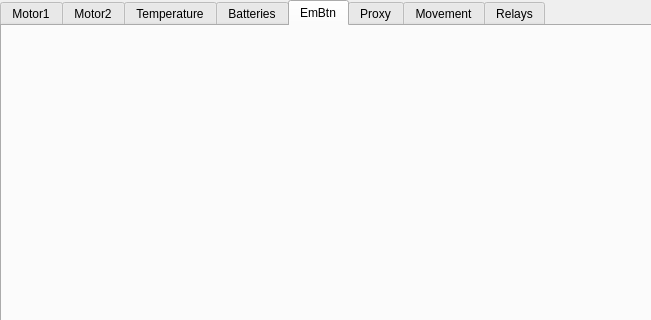
First picture: the form in ui/control_config.ui, repository jruelli/pluto_control, before the edit; both pictures show x 0 to 651 and y 0 to 320 of the 733 by 692 pixel window.
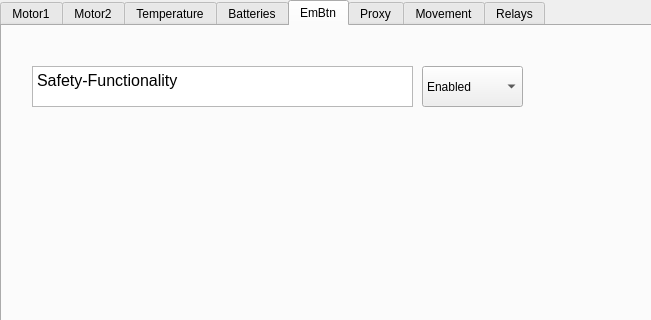
Second picture: the form after the edit. The open tabs and pages were chosen to show the change.

The edit to the form file:
```diff
--- a/ui/control_config.ui
+++ b/ui/control_config.ui
@@ -1236,6 +1236,46 @@
     <attribute name="title">
      <string>EmBtn</string>
     </attribute>
+    <widget class="QComboBox" name="cB_embtn_func">
+     <property name="geometry">
+      <rect>
+       <x>420</x>
+       <y>40</y>
+       <width>101</width>
+       <height>41</height>
+      </rect>
+     </property>
+     <item>
+      <property name="text">
+       <string>Enabled</string>
+      </property>
+     </item>
+     <item>
+      <property name="text">
+       <string>Disabled</string>
+      </property>
+     </item>
+    </widget>
+    <widget class="QTextEdit" name="textEdit_117">
+     <property name="geometry">
+      <rect>
+       <x>30</x>
+       <y>40</y>
+       <width>381</width>
+       <height>41</height>
+      </rect>
+     </property>
+     <property name="readOnly">
+      <bool>true</bool>
+     </property>
+     <property name="html">
+      <string>&lt;!DOCTYPE HTML PUBLIC &quot;-//W3C//DTD HTML 4.0//EN&quot; &quot;http://www.w3.org/TR/REC-html40/strict.dtd&quot;&gt;
+&lt;html&gt;&lt;head&gt;&lt;meta name=&quot;qrichtext&quot; content=&quot;1&quot; /&gt;&lt;style type=&quot;text/css&quot;&gt;
+p, li { white-space: pre-wrap; }
+&lt;/style&gt;&lt;/head&gt;&lt;body style=&quot; font-family:'MS Shell Dlg 2'; font-size:8pt; font-weight:400; font-style:normal;&quot;&gt;
+&lt;p style=&quot; margin-top:0px; margin-bottom:0px; margin-left:0px; margin-right:0px; -qt-block-indent:0; text-indent:0px;&quot;&gt;&lt;span style=&quot; font-size:12pt;&quot;&gt;Safety-Functionality&lt;/span&gt;&lt;/p&gt;&lt;/body&gt;&lt;/html&gt;</string>
+     </property>
+    </widget>
    </widget>
    <widget class="QWidget" name="tab_8">
     <attribute name="title">
```
Left out of the diff: 2 changed lines with no effect on the pictures.
